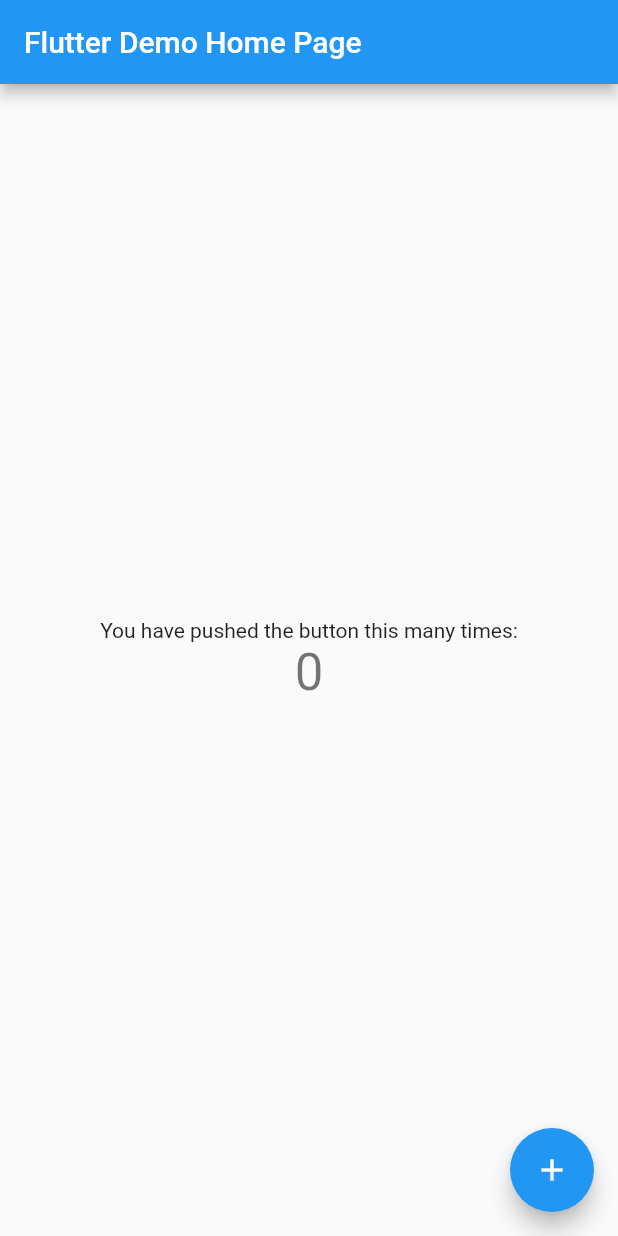
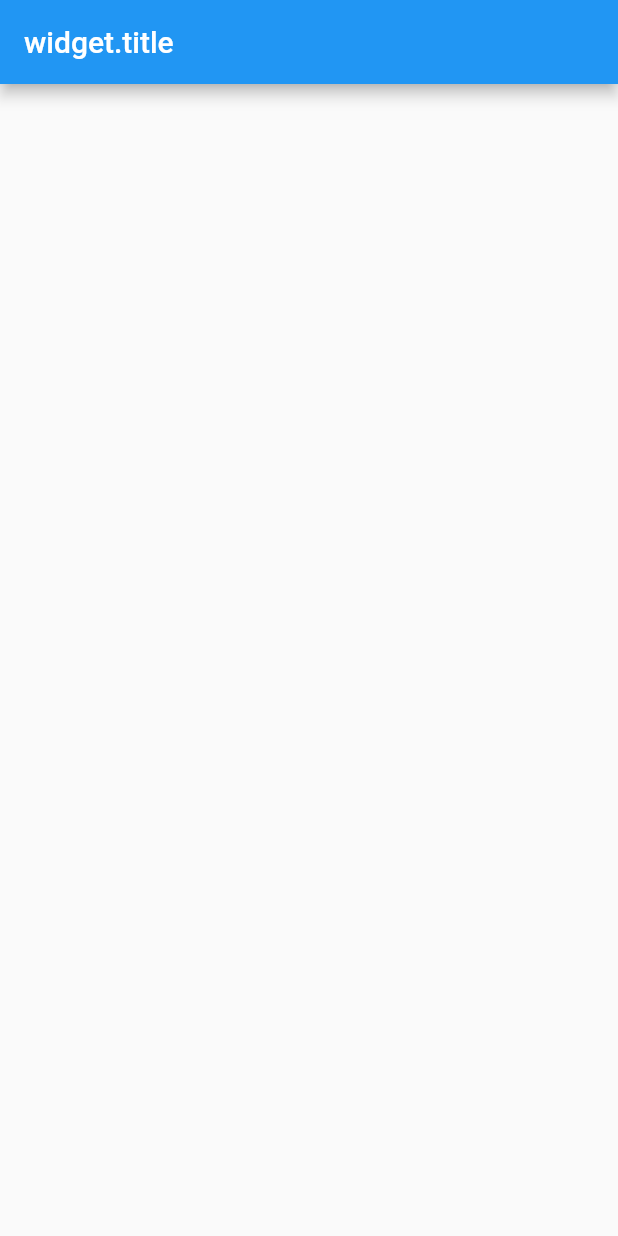
Before and after one commit to gauravxdhingra/Flutter_ShopApp, a Flutter app: the screen it shows after launch, on a phone screen of 412 x 824 dp. Run offline on Flutter 3.47's test engine with Material 2 defaults, Android fonts, the phone set to English and light mode, and no system bars.

Commit message:
Initializing Main Dart File

```diff
--- a/lib/main.dart
+++ b/lib/main.dart
@@ -3,109 +3,26 @@ import 'package:flutter/material.dart';
 void main() => runApp(MyApp());
 
 class MyApp extends StatelessWidget {
-  // This widget is the root of your application.
   @override
   Widget build(BuildContext context) {
     return MaterialApp(
       title: 'Flutter Demo',
       theme: ThemeData(
-        // This is the theme of your application.
-        //
-        // Try running your application with "flutter run". You'll see the
-        // application has a blue toolbar. Then, without quitting the app, try
-        // changing the primarySwatch below to Colors.green and then invoke
-        // "hot reload" (press "r" in the console where you ran "flutter run",
-        // or simply save your changes to "hot reload" in a Flutter IDE).
-        // Notice that the counter didn't reset back to zero; the application
-        // is not restarted.
         primarySwatch: Colors.blue,
       ),
-      home: MyHomePage(title: 'Flutter Demo Home Page'),
+      home: MyHomePage(),
     );
   }
 }
 
-class MyHomePage extends StatefulWidget {
-  MyHomePage({Key key, this.title}) : super(key: key);
-
-  // This widget is the home page of your application. It is stateful, meaning
-  // that it has a State object (defined below) that contains fields that affect
-  // how it looks.
-
-  // This class is the configuration for the state. It holds the values (in this
-  // case the title) provided by the parent (in this case the App widget) and
-  // used by the build method of the State. Fields in a Widget subclass are
-  // always marked "final".
-
-  final String title;
-
-  @override
-  _MyHomePageState createState() => _MyHomePageState();
-}
-
-class _MyHomePageState extends State<MyHomePage> {
-  int _counter = 0;
-
-  void _incrementCounter() {
-    setState(() {
-      // This call to setState tells the Flutter framework that something has
-      // changed in this State, which causes it to rerun the build method below
-      // so that the display can reflect the updated values. If we changed
-      // _counter without calling setState(), then the build method would not be
-      // called again, and so nothing would appear to happen.
-      _counter++;
-    });
-  }
-
+class MyHomePage extends StatelessWidget {
   @override
   Widget build(BuildContext context) {
-    // This method is rerun every time setState is called, for instance as done
-    // by the _incrementCounter method above.
-    //
-    // The Flutter framework has been optimized to make rerunning build methods
-    // fast, so that you can just rebuild anything that needs updating rather
-    // than having to individually change instances of widgets.
     return Scaffold(
       appBar: AppBar(
-        // Here we take the value from the MyHomePage object that was created by
-        // the App.build method, and use it to set our appbar title.
-        title: Text(widget.title),
+        title: Text('widget.title'),
       ),
-      body: Center(
-        // Center is a layout widget. It takes a single child and positions it
-        // in the middle of the parent.
-        child: Column(
-          // Column is also a layout widget. It takes a list of children and
-          // arranges them vertically. By default, it sizes itself to fit its
-          // children horizontally, and tries to be as tall as its parent.
-          //
-          // Invoke "debug painting" (press "p" in the console, choose the
-          // "Toggle Debug Paint" action from the Flutter Inspector in Android
-          // Studio, or the "Toggle Debug Paint" command in Visual Studio Code)
-          // to see the wireframe for each widget.
-          //
-          // Column has various properties to control how it sizes itself and
-          // how it positions its children. Here we use mainAxisAlignment to
-          // center the children vertically; the main axis here is the vertical
-          // axis because Columns are vertical (the cross axis would be
-          // horizontal).
-          mainAxisAlignment: MainAxisAlignment.center,
-          children: <Widget>[
-            Text(
-              'You have pushed the button this many times:',
-            ),
-            Text(
-              '$_counter',
-              style: Theme.of(context).textTheme.display1,
-            ),
-          ],
-        ),
-      ),
-      floatingActionButton: FloatingActionButton(
-        onPressed: _incrementCounter,
-        tooltip: 'Increment',
-        child: Icon(Icons.add),
-      ), // This trailing comma makes auto-formatting nicer for build methods.
+      body: Center(),
     );
   }
 }
```
